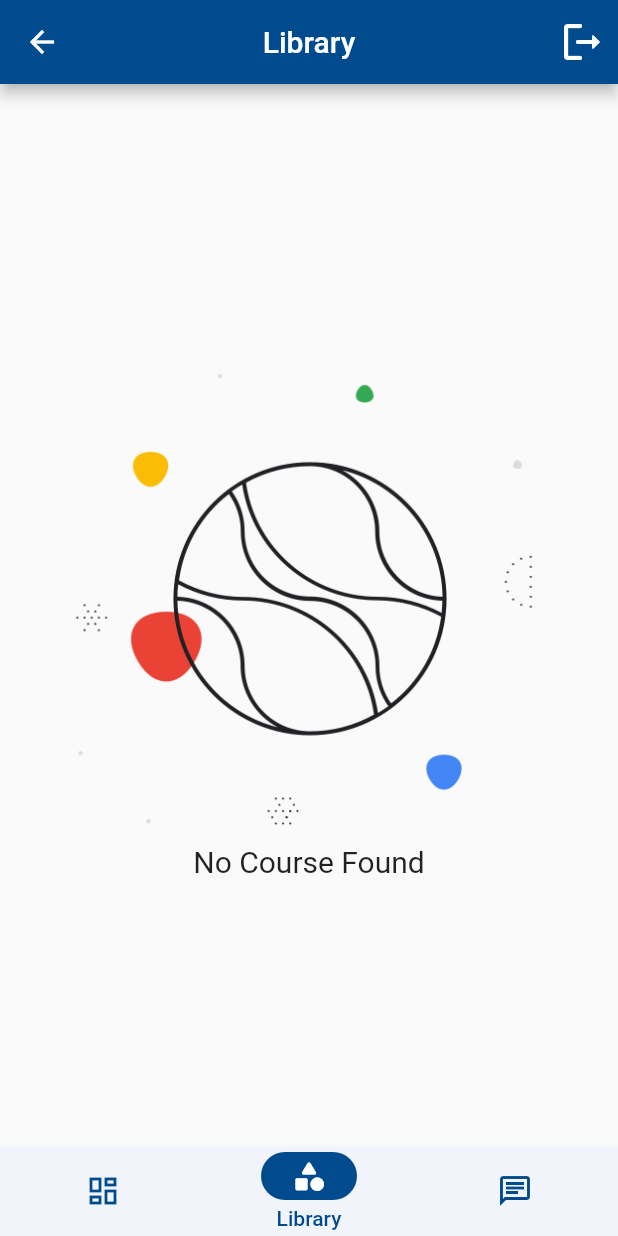
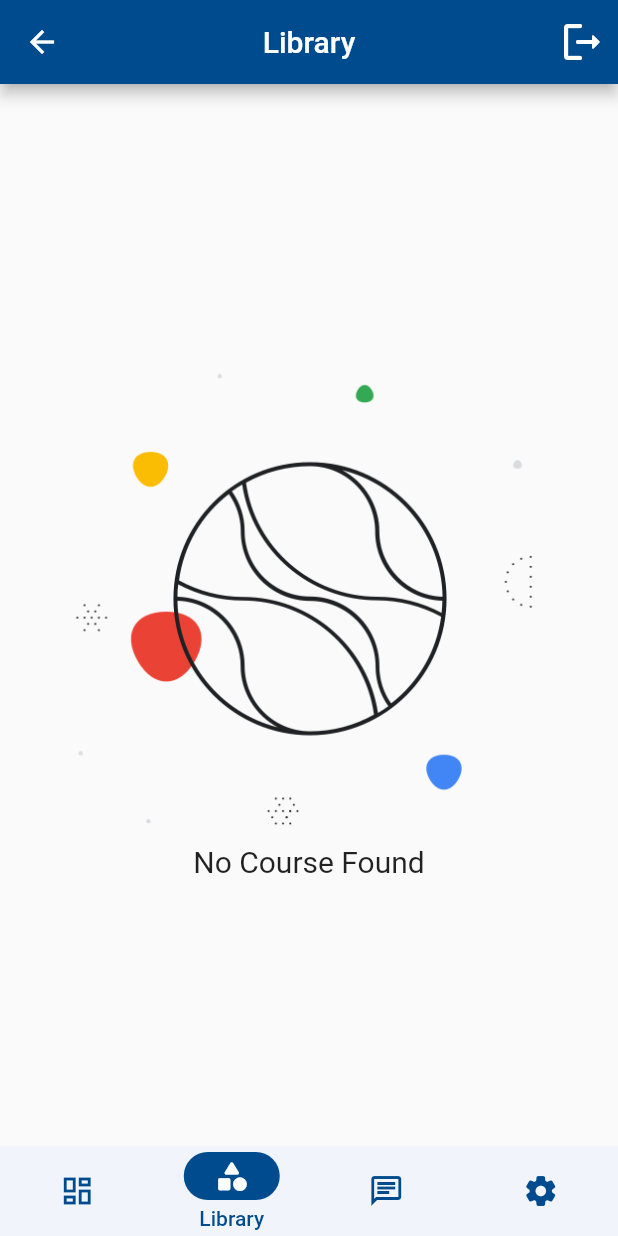
Before and after one commit to aditya-taparia/Learn-It, a Flutter app: the StudentNav screen opened directly, item 2 of the bottom bar chosen, on a phone screen of 412 x 824 dp. Run offline on Flutter 3.47's test engine with Material 2 defaults, Android fonts, the phone set to English and light mode, and no system bars; our stand-ins replace carousel_slider, cloud_firestore, firebase_auth, firebase_core; missing offline and left inert: cloud_firestore_web, firebase_auth_web, firebase_core_web; accounts and stored records are empty.

Commit message:
Update student_nav.dart

```diff
--- a/lib/screens/Home/Student/student_nav.dart
+++ b/lib/screens/Home/Student/student_nav.dart
@@ -1,5 +1,6 @@
 import 'package:flutter/material.dart';
 import 'package:learn_it/screens/Home/Student/Library/library.dart';
+import 'package:learn_it/screens/Settings/setting.dart';
 
 class StudentNav extends StatefulWidget {
   const StudentNav({Key? key}) : super(key: key);
@@ -19,6 +20,7 @@ class _StudentNavState extends State<StudentNav> {
     const Center(
       child: Text('Chat Page'),
     ),
+    const Setting(),
   ];
 
   @override
@@ -81,6 +83,17 @@ class _StudentNavState extends State<StudentNav> {
               ),
               label: 'Chat',
             ),
+            NavigationDestination(
+              icon: Icon(
+                Icons.settings_rounded,
+                color: Color.fromRGBO(0, 75, 141, 1),
+              ),
+              selectedIcon: Icon(
+                Icons.settings_rounded,
+                color: Colors.white,
+              ),
+              label: 'Settings',
+            ),
           ],
         ),
       ),
```
